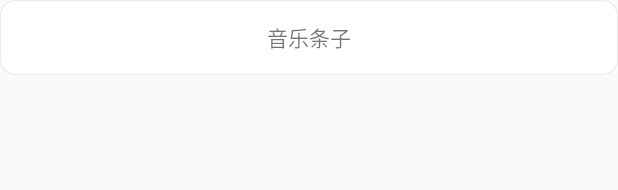
After one commit to otokatari/androidMusic, an Android app: the layout recycleviewtemp_search_single_item.xml on its own in the app's theme, with its tools: preview values and no code run, on a phone screen of 412 x 824 dp. The commit adds this screen. Shown: the top 190 px of the screen. Run offline under Robolectric (Android 15) with nearby library versions, the phone set to English and light mode, and no system bars.

Commit message:
增加了一些东西，等屁明对接

```diff
--- /dev/null
+++ b/app/src/main/res/drawable/btn_search_result.xml
@@ -0,0 +1,69 @@
+<?xml version="1.0" encoding="utf-8"?>
+<selector xmlns:android="http://schemas.android.com/apk/res/android">
+    <item android:state_pressed = "true">
+        <layer-list>
+            <!--第一层阴影-->
+            <item>
+                <shape android:shape="rectangle">
+                    <solid android:color="#0f000000" />
+                    <corners android:radius="10dp" />
+                </shape>
+            </item>
+            <!--第二层前景-->
+            <item
+                    android:bottom="1dp"
+                    android:left="1dp"
+                    android:right="1dp"
+                    android:top="1dp">
+                <shape android:shape="rectangle">
+                    <solid android:color="#ffffff"/>
+                    <corners android:radius="10dp" />
+                </shape>
+            </item>
+        </layer-list>
+    </item>
+    <item android:state_focused="true">
+        <layer-list>
+            <!--第一层阴影-->
+            <item>
+                <shape android:shape="rectangle">
+                    <solid android:color="#0f000000" />
+                    <corners android:radius="10dp" />
+                </shape>
+            </item>
+            <!--第二层前景-->
+            <item
+                    android:bottom="1dp"
+                    android:left="1dp"
+                    android:right="1dp"
+                    android:top="1dp">
+                <shape android:shape="rectangle">
+                    <solid android:color="#dcfcff"/>
+                    <corners android:radius="10dp" />
+                </shape>
+            </item>
+        </layer-list>
+    </item>
+    <item>
+        <layer-list>
+            <!--第一层阴影-->
+            <item>
+                <shape android:shape="rectangle">
+                    <solid android:color="#0f000000" />
+                    <corners android:radius="10dp" />
+                </shape>
+            </item>
+            <!--第二层前景-->
+            <item
+                    android:bottom="1dp"
+                    android:left="1dp"
+                    android:right="1dp"
+                    android:top="1dp">
+                <shape android:shape="rectangle">
+                    <solid android:color="#ffffff"/>
+                    <corners android:radius="10dp" />
+                </shape>
+            </item>
+        </layer-list>
+    </item>
+</selector>
--- /dev/null
+++ b/app/src/main/res/layout/recycleviewtemp_search_single_item.xml
@@ -0,0 +1,12 @@
+<?xml version="1.0" encoding="utf-8"?>
+<FrameLayout xmlns:android="http://schemas.android.com/apk/res/android"
+             android:layout_width="match_parent"
+             android:layout_height="wrap_content"
+             android:background="@drawable/btn_search_result">
+    <TextView
+            android:id="@+id/music_title"
+            android:layout_width="match_parent"
+            android:layout_height="50dp"
+            android:gravity="center"
+            android:text="音乐条子"/>
+</FrameLayout>
```
Also changed, not shown: app/src/main/AndroidManifest.xml (+11 -4 lines), app/src/main/java/otokatari/com/otokatari/Activity/TempPlayMusicActivity.java (added, +14 -0 lines), app/src/main/java/otokatari/com/otokatari/Activity/TempSearchAcitvity.java (+27 -11 lines), app/src/main/java/otokatari/com/otokatari/Adapter/SearchResultAdapter.java (added, +90 -0 lines), app/src/main/res/layout/activity_temp_play.xml (added, +18 -0 lines), app/src/main/res/layout/activity_temp_search.xml (added, +36 -0 lines), app/src/main/res/layout/activity_temp_search_acitvity.xml (deleted, +0 -46 lines), app/src/main/res/layout/search_layout.xml (+12 -14 lines).
